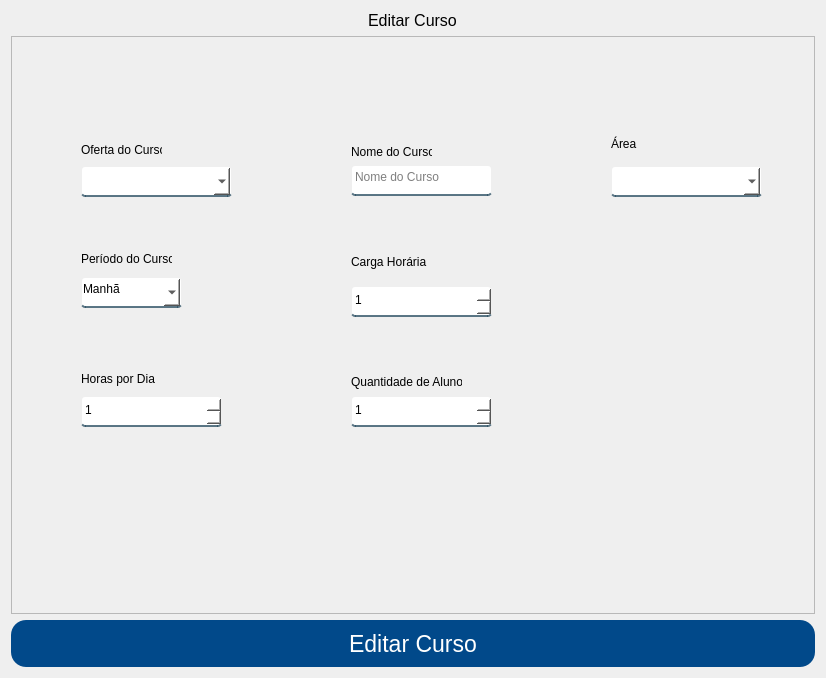
The window that App/view/ui/editarCurso.ui (Senac-SOR-ADS/Mapa-de-Sala) describes before a commit, drawn with Qt 5.
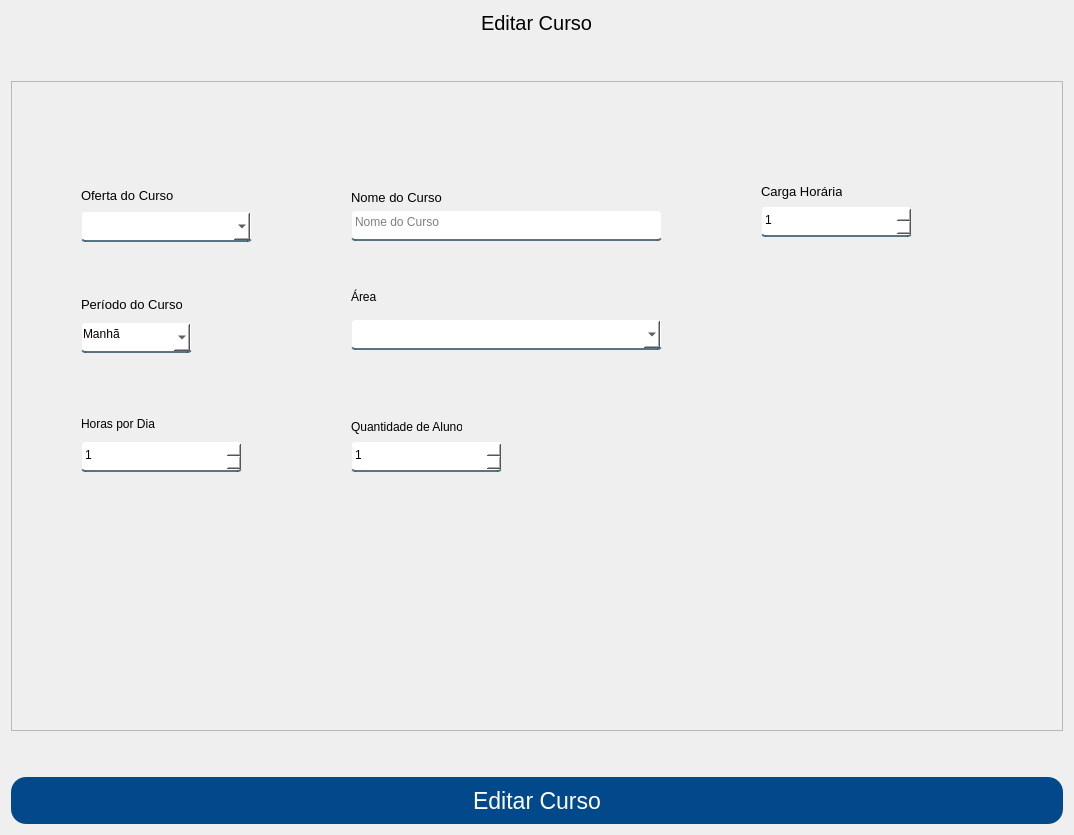
The same window after the commit.

Commit message:
Editar Pessoas alterado (#171)
alteração na tela de editarPessoa. Adicionado o comboBox no campo de nome

Diff of the .ui file:
```diff
--- a/App/view/ui/editarCurso.ui
+++ b/App/view/ui/editarCurso.ui
@@ -6,10 +6,22 @@
    <rect>
     <x>0</x>
     <y>0</y>
-    <width>826</width>
-    <height>678</height>
+    <width>1074</width>
+    <height>835</height>
    </rect>
   </property>
+  <property name="minimumSize">
+   <size>
+    <width>1002</width>
+    <height>702</height>
+   </size>
+  </property>
+  <property name="maximumSize">
+   <size>
+    <width>1074</width>
+    <height>835</height>
+   </size>
+  </property>
   <property name="windowTitle">
    <string>Form</string>
   </property>
@@ -49,7 +61,7 @@
     <widget class="QLabel" name="label">
      <property name="font">
       <font>
-       <pointsize>12</pointsize>
+       <pointsize>15</pointsize>
       </font>
      </property>
      <property name="text">
@@ -57,6 +69,22 @@
      </property>
     </widget>
    </item>
+   <item>
+    <spacer name="verticalSpacer">
+     <property name="orientation">
+      <enum>Qt::Vertical</enum>
+     </property>
+     <property name="sizeType">
+      <enum>QSizePolicy::Preferred</enum>
+     </property>
+     <property name="sizeHint" stdset="0">
+      <size>
+       <width>20</width>
+       <height>40</height>
+      </size>
+     </property>
+    </spacer>
+   </item>
    <item>
     <widget class="QFrame" name="frame_2">
      <property name="sizePolicy">
@@ -76,7 +104,7 @@
        <rect>
         <x>340</x>
         <y>129</y>
-        <width>141</width>
+        <width>311</width>
         <height>31</height>
        </rect>
       </property>
@@ -89,10 +117,15 @@
        <rect>
         <x>340</x>
         <y>106</y>
-        <width>81</width>
+        <width>101</width>
         <height>20</height>
        </rect>
       </property>
+      <property name="font">
+       <font>
+        <pointsize>10</pointsize>
+       </font>
+      </property>
       <property name="text">
        <string>Nome do Curso</string>
       </property>
@@ -100,12 +133,17 @@
      <widget class="QLabel" name="label_3">
       <property name="geometry">
        <rect>
-        <x>340</x>
-        <y>215</y>
+        <x>750</x>
+        <y>100</y>
         <width>81</width>
         <height>21</height>
        </rect>
       </property>
+      <property name="font">
+       <font>
+        <pointsize>10</pointsize>
+       </font>
+      </property>
       <property name="text">
        <string>Carga Horária</string>
       </property>
@@ -115,10 +153,15 @@
        <rect>
         <x>70</x>
         <y>104</y>
-        <width>81</width>
+        <width>101</width>
         <height>20</height>
        </rect>
       </property>
+      <property name="font">
+       <font>
+        <pointsize>10</pointsize>
+       </font>
+      </property>
       <property name="text">
        <string>Oferta do Curso</string>
       </property>
@@ -154,10 +197,15 @@
        <rect>
         <x>70</x>
         <y>213</y>
-        <width>91</width>
+        <width>101</width>
         <height>20</height>
        </rect>
       </property>
+      <property name="font">
+       <font>
+        <pointsize>10</pointsize>
+       </font>
+      </property>
       <property name="text">
        <string>Período do Curso</string>
       </property>
@@ -167,7 +215,7 @@
        <rect>
         <x>70</x>
         <y>241</y>
-        <width>101</width>
+        <width>111</width>
         <height>31</height>
        </rect>
       </property>
@@ -196,9 +244,9 @@
      <widget class="QComboBox" name="campoArea">
       <property name="geometry">
        <rect>
-        <x>600</x>
-        <y>130</y>
-        <width>151</width>
+        <x>340</x>
+        <y>238</y>
+        <width>311</width>
         <height>31</height>
        </rect>
       </property>
@@ -212,8 +260,8 @@
      <widget class="QLabel" name="label_8">
       <property name="geometry">
        <rect>
-        <x>600</x>
-        <y>92</y>
+        <x>340</x>
+        <y>200</y>
         <width>51</width>
         <height>31</height>
        </rect>
@@ -227,7 +275,7 @@
        <rect>
         <x>70</x>
         <y>130</y>
-        <width>151</width>
+        <width>171</width>
         <height>31</height>
        </rect>
       </property>
@@ -243,7 +291,7 @@
        <rect>
         <x>340</x>
         <y>360</y>
-        <width>141</width>
+        <width>151</width>
         <height>31</height>
        </rect>
       </property>
@@ -260,9 +308,9 @@
      <widget class="QSpinBox" name="cargaCurso">
       <property name="geometry">
        <rect>
-        <x>340</x>
-        <y>250</y>
-        <width>141</width>
+        <x>750</x>
+        <y>125</y>
+        <width>151</width>
         <height>31</height>
        </rect>
       </property>
@@ -284,7 +332,7 @@
        <rect>
         <x>70</x>
         <y>360</y>
-        <width>141</width>
+        <width>161</width>
         <height>31</height>
        </rect>
       </property>
@@ -303,6 +351,22 @@
      </widget>
     </widget>
    </item>
+   <item>
+    <spacer name="verticalSpacer_2">
+     <property name="orientation">
+      <enum>Qt::Vertical</enum>
+     </property>
+     <property name="sizeType">
+      <enum>QSizePolicy::Preferred</enum>
+     </property>
+     <property name="sizeHint" stdset="0">
+      <size>
+       <width>20</width>
+       <height>40</height>
+      </size>
+     </property>
+    </spacer>
+   </item>
    <item>
     <widget class="QPushButton" name="btnEditarCurso">
      <property name="minimumSize">
```
The commit also changes 1 other file.
